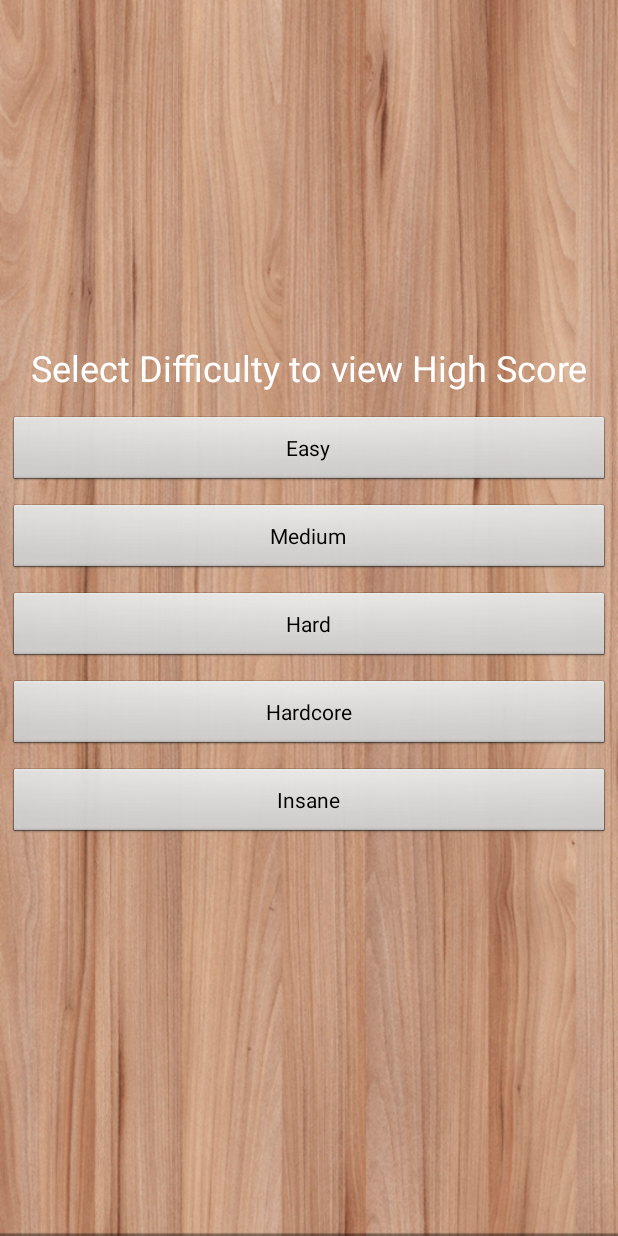
After one commit to albertawe/minesweeperhgay, an Android app: the score_difficulty screen opened directly, with no data from a screen before it, on a phone screen of 412 x 824 dp. The commit adds this screen. Run offline under Robolectric (Android 15) with nearby library versions, the phone set to English and light mode, and no system bars.

Commit message:
highscore is now functional

```diff
--- /dev/null
+++ b/app/src/main/java/com/VertexVerveInc/Games/score_difficulty.java
@@ -0,0 +1,65 @@
+package com.VertexVerveInc.Games;
+
+import android.app.Activity;
+import android.content.Intent;
+import android.os.Bundle;
+import android.view.View;
+import android.widget.Button;
+
+/**
+ * Created by Gigabyte on 2017/08/01.
+ */
+
+public class score_difficulty extends Activity {
+
+    Button btn1, btn2, btn3, btn4, btn5;
+
+    private void change(String difficulty){
+        Intent i = new Intent(this, Score.class);
+        i.putExtra("EXTRA_DIFFICULTY", difficulty);
+        startActivity(i);
+    }
+
+    @Override
+    protected void onCreate(Bundle savedInstanceState){
+        super.onCreate(savedInstanceState);
+        setContentView(R.layout.activity_highscore);
+
+        btn1 = (Button) findViewById(R.id.button1);
+        btn2 = (Button) findViewById(R.id.button2);
+        btn3 = (Button) findViewById(R.id.button3);
+        btn4 = (Button) findViewById(R.id.button4);
+        btn5 = (Button) findViewById(R.id.button5);
+
+        btn1.setOnClickListener(new View.OnClickListener() {
+            @Override
+            public void onClick(View view) {
+                change("Easy");
+            }
+        });
+        btn2.setOnClickListener(new View.OnClickListener() {
+            @Override
+            public void onClick(View view) {
+                change("Medium");
+            }
+        });
+        btn3.setOnClickListener(new View.OnClickListener() {
+            @Override
+            public void onClick(View view) {
+                change("Hard");
+            }
+        });
+        btn4.setOnClickListener(new View.OnClickListener() {
+            @Override
+            public void onClick(View view) {
+                change("Hardcore");
+            }
+        });
+        btn5.setOnClickListener(new View.OnClickListener() {
+            @Override
+            public void onClick(View view) {
+                change("Insane");
+            }
+        });
+    }
+}
--- /dev/null
+++ b/app/src/main/res/layout/activity_highscore.xml
@@ -0,0 +1,59 @@
+<?xml version="1.0" encoding="utf-8"?>
+<LinearLayout xmlns:android="http://schemas.android.com/apk/res/android"
+              android:orientation="vertical"
+              android:layout_width="match_parent"
+              android:layout_height="match_parent"
+              android:gravity="center"
+              android:background="@drawable/background">
+
+    <TextView
+        android:id="@+id/textView3"
+        android:layout_marginTop="-30dp"
+        android:gravity="center"
+        android:layout_width="match_parent"
+        android:layout_height="wrap_content"
+        android:text="Select Difficulty to view High Score"
+        android:textSize="24dp"
+        android:paddingBottom="10dp"
+        android:textColor="@android:color/white"/>
+
+    <Button
+        android:layout_margin="5dp"
+        android:id="@+id/button1"
+        android:gravity="center"
+        android:layout_width="match_parent"
+        android:layout_height="wrap_content"
+        android:text="Easy"/>
+
+    <Button
+        android:layout_margin="5dp"
+        android:id="@+id/button2"
+        android:gravity="center"
+        android:layout_width="match_parent"
+        android:layout_height="wrap_content"
+        android:text="Medium"/>
+
+    <Button
+        android:id="@+id/button3"
+        android:layout_margin="5dp"
+        android:gravity="center"
+        android:layout_width="match_parent"
+        android:layout_height="wrap_content"
+        android:text="Hard"/>
+
+    <Button
+        android:id="@+id/button4"
+        android:layout_margin="5dp"
+        android:gravity="center"
+        android:layout_width="match_parent"
+        android:layout_height="wrap_content"
+        android:text="Hardcore"/>
+
+    <Button
+        android:id="@+id/button5"
+        android:layout_margin="5dp"
+        android:gravity="center"
+        android:layout_width="match_parent"
+        android:layout_height="wrap_content"
+        android:text="Insane"/>
+</LinearLayout>
```
Also changed, not shown: app/src/main/AndroidManifest.xml (+10 -0 lines), app/src/main/java/com/VertexVerveInc/Games/MainActivity.java (+9 -0 lines), app/src/main/java/com/VertexVerveInc/Games/MinesweeperGame.java (+57 -1 lines), app/src/main/java/com/VertexVerveInc/Games/Score.java (added, +126 -0 lines), app/src/main/java/com/VertexVerveInc/Games/difficulty.java (+11 -6 lines), app/src/main/res/layout/activity_score.xml (added, +44 -0 lines), app/src/main/res/layout/dialog_score.xml (added, +54 -0 lines), 360 other files.
